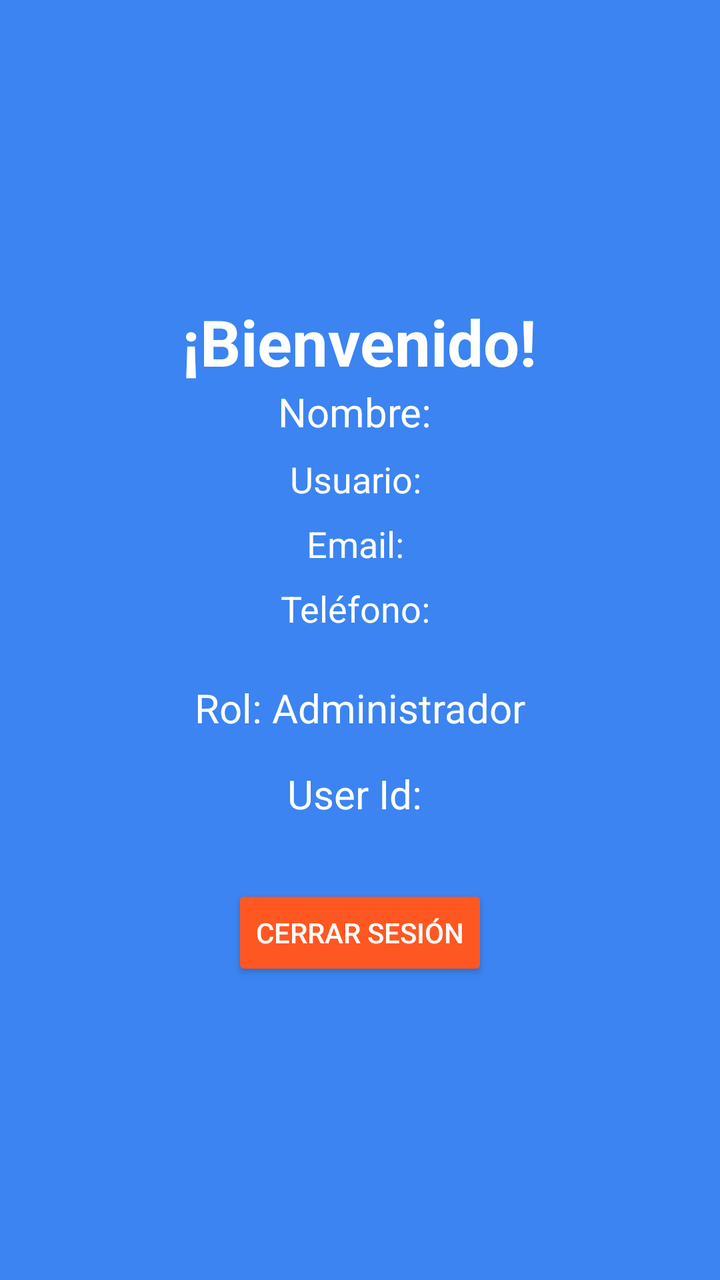
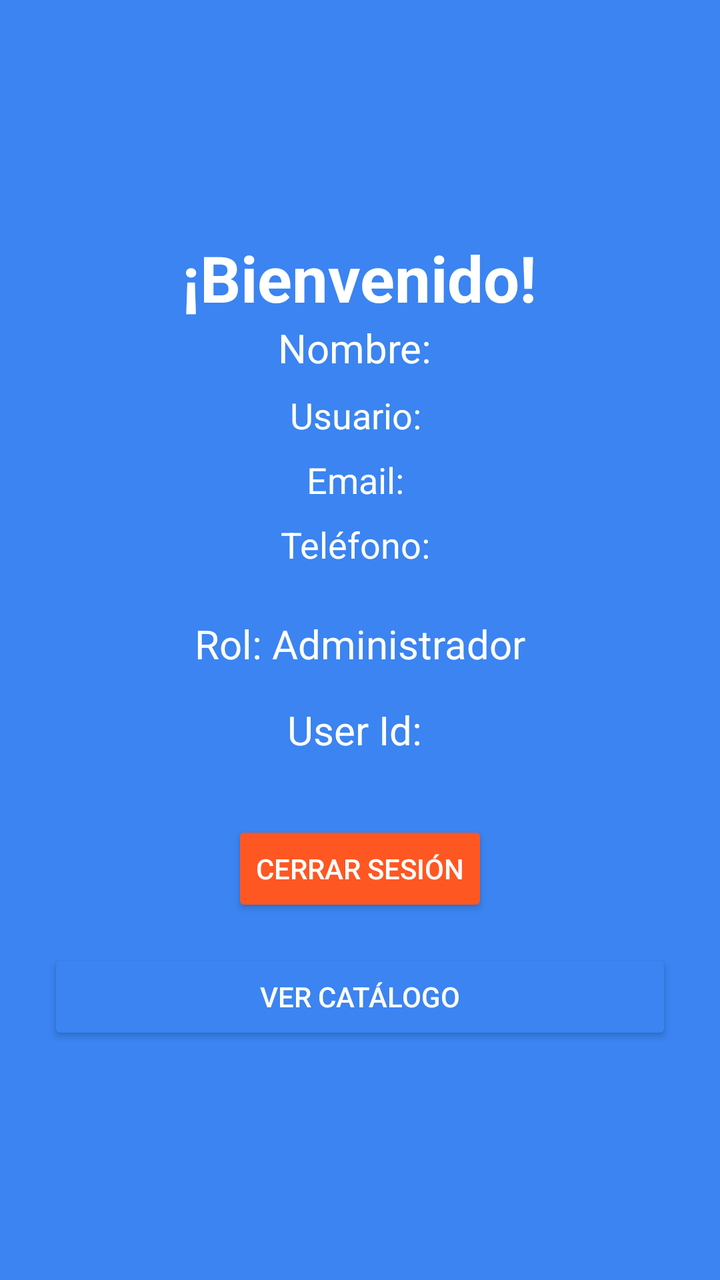

An Android layout rendered at two revisions. The XML below is the earlier revision; the diff shows what the commit changed to produce the second picture.
<!-- AndroidManifest.xml: application theme Theme.LoginApp -->
<!-- res/layout/activity_home.xml -->
<?xml version="1.0" encoding="utf-8"?>
<LinearLayout xmlns:android="http://schemas.android.com/apk/res/android"
    android:layout_width="match_parent"
    android:layout_height="match_parent"
    android:orientation="vertical"
    android:gravity="center"
    android:background="#3B84F1"
    android:padding="24dp">

    <TextView
        android:id="@+id/welcome_text"
        android:layout_width="wrap_content"
        android:layout_height="wrap_content"
        android:text="¡Bienvenido!"
        android:textColor="#FFFFFF"
        android:textSize="32sp"
        android:textStyle="bold" />

    <TextView
        android:id="@+id/name_text"
        android:layout_width="wrap_content"
        android:layout_height="wrap_content"
        android:text="Nombre: "
        android:textSize="20sp"
        android:textColor="#FFFFFF"
        android:layout_marginBottom="8dp"/>

    <TextView
        android:id="@+id/username_text"
        android:layout_width="wrap_content"
        android:layout_height="wrap_content"
        android:text="Usuario: "
        android:textSize="18sp"
        android:textColor="#FFFFFF"
        android:layout_marginBottom="8dp"/>

    <TextView
        android:id="@+id/email_text"
        android:layout_width="wrap_content"
        android:layout_height="wrap_content"
        android:text="Email: "
        android:textSize="18sp"
        android:textColor="#FFFFFF"
        android:layout_marginBottom="8dp"/>

    <TextView
        android:id="@+id/phone_text"
        android:layout_width="wrap_content"
        android:layout_height="wrap_content"
        android:text="Teléfono: "
        android:textSize="18sp"
        android:textColor="#FFFFFF"
        android:layout_marginBottom="8dp"/>

    <TextView
        android:id="@+id/role_text"
        android:layout_width="wrap_content"
        android:layout_height="wrap_content"
        android:text="Rol: Administrador"
        android:textSize="20sp"
        android:textColor="#FFFFFF"
        android:layout_marginTop="16dp" />


    <TextView
        android:id="@+id/user_id_text"
        android:layout_width="wrap_content"
        android:layout_height="wrap_content"
        android:text="User Id: "
        android:textSize="20sp"
        android:textColor="#FFFFFF"
        android:layout_marginTop="16dp" />

    <Button
        android:id="@+id/logout_btn"
        android:layout_width="wrap_content"
        android:layout_height="wrap_content"
        android:text="Cerrar Sesión"
        android:backgroundTint="#FF5722"
        android:textColor="#FFFFFF"
        android:padding="12dp"
        android:layout_marginTop="32dp"/>

</LinearLayout>
<!-- resources referenced by this layout -->
<resources>
  <style name="Theme.LoginApp" parent="Base.Theme.LoginApp" />
  <style name="Base.Theme.LoginApp" parent="Theme.Material3.DayNight.NoActionBar">
          
          
      </style>
</resources>

<!-- the commit's change to res/layout/activity_home.xml (unified diff, before → after) -->
@@ -17,7 +17,7 @@
         android:textStyle="bold" />
 
     <TextView
-        android:id="@+id/name_text"
+        android:id="@+id/user_name"
         android:layout_width="wrap_content"
         android:layout_height="wrap_content"
         android:text="Nombre: "
@@ -26,7 +26,7 @@
         android:layout_marginBottom="8dp"/>
 
     <TextView
-        android:id="@+id/username_text"
+        android:id="@+id/user_username"
         android:layout_width="wrap_content"
         android:layout_height="wrap_content"
         android:text="Usuario: "
@@ -35,7 +35,7 @@
         android:layout_marginBottom="8dp"/>
 
     <TextView
-        android:id="@+id/email_text"
+        android:id="@+id/user_email"
         android:layout_width="wrap_content"
         android:layout_height="wrap_content"
         android:text="Email: "
@@ -44,7 +44,7 @@
         android:layout_marginBottom="8dp"/>
 
     <TextView
-        android:id="@+id/phone_text"
+        android:id="@+id/user_phone"
         android:layout_width="wrap_content"
         android:layout_height="wrap_content"
         android:text="Teléfono: "
@@ -81,4 +81,12 @@
         android:padding="12dp"
         android:layout_marginTop="32dp"/>
 
+    <Button
+        android:id="@+id/btn_go_catalog"
+        android:layout_width="match_parent"
+        android:layout_height="wrap_content"
+        android:text="Ver Catálogo"
+        android:backgroundTint="#3B84F1"
+        android:textColor="#FFFFFF"
+        android:layout_marginTop="16dp"/>
 </LinearLayout>
